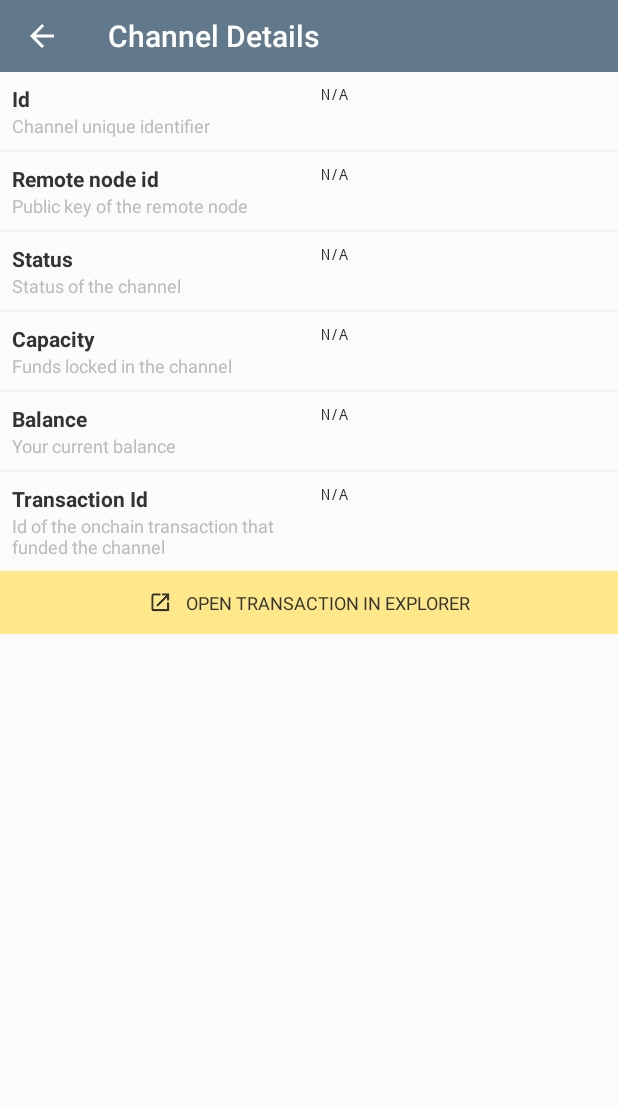
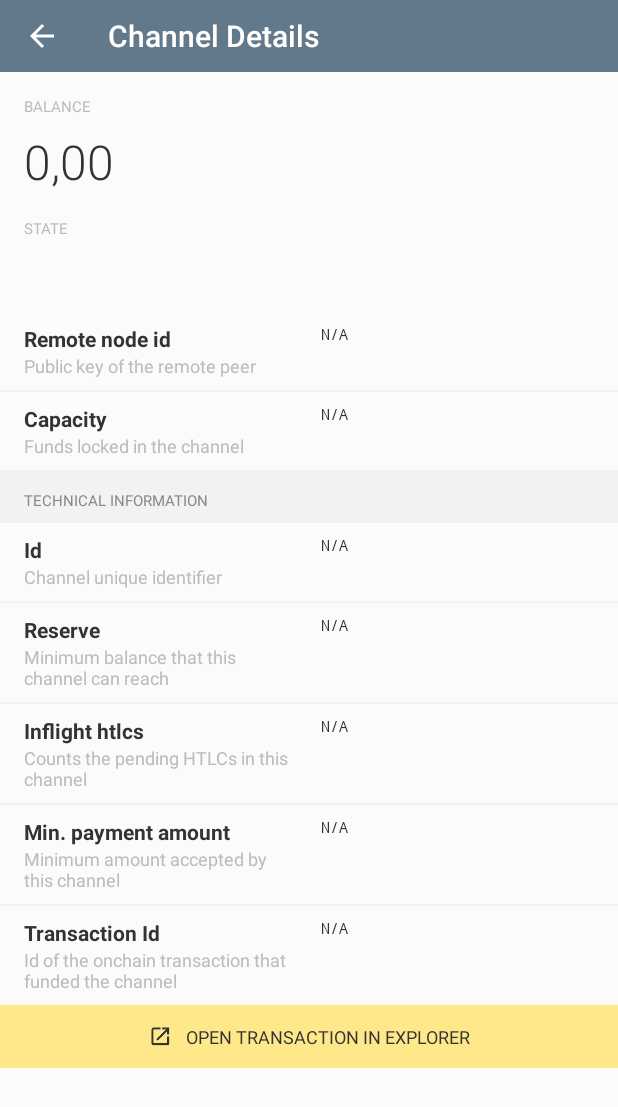
Before and after one commit to ACINQ/eclair-mobile, an Android app: the ChannelDetailsActivity screen opened directly, with no data from a screen before it, on a phone screen of 412 x 824 dp. Shown: the top 1107 px of the screen. Run offline under Robolectric (Android 15) with nearby library versions, the phone set to English and light mode, and no system bars; our stand-ins replace data binding; libraries missing offline, so code that uses them is left out: akka.actor, fr.acinq.bitcoin, org.greenrobot.greendao; 5 statements that could not run were skipped.

Commit message:
Added technical fields to channel details page
Added channel's reserve, inflight htlcs count and minimal htlc amount.
Now using bindings in open channel activity.

Increase side padding in datarow and titlebar elements. Darkened orange
colour for readability.

```diff
--- a/app/src/main/java/fr/acinq/eclair/wallet/EclairEventService.java
+++ b/app/src/main/java/fr/acinq/eclair/wallet/EclairEventService.java
@@ -137,7 +137,6 @@ public class EclairEventService extends UntypedActor {
         DirectedHtlc h = htlcsIterator.next();
         String htlcPaymentHash = h.add().paymentHash().toString();
         Payment p = dbHelper.getPayment(htlcPaymentHash, PaymentType.BTC_LN);
-        Log.i(TAG, "ChannelSignatureSent with hash=" + htlcPaymentHash);
         if (p != null) {
           // regular case: we know this payment hash
           if (p.getStatus() == PaymentStatus.INIT) {
@@ -175,6 +174,9 @@ public class EclairEventService extends UntypedActor {
           outHtlcsAmount += h.add().amountMsat();
         }
       }
+      cd.channelReserveSat = csr.Commitments().localParams().channelReserveSatoshis();
+      cd.minimumHtlcAmountMsat = csr.Commitments().localParams().htlcMinimumMsat();
+      cd.htlcsInFlightCount = htlcsIterator.size();
       cd.balanceMsat = new MilliSatoshi(localCommit.spec().toLocalMsat() + outHtlcsAmount);
       cd.capacityMsat = new MilliSatoshi(localCommit.spec().totalFunds());
       EventBus.getDefault().post(new ChannelUpdateEvent());
@@ -270,6 +272,9 @@ public class EclairEventService extends UntypedActor {
     public Boolean isLocalClosing;
     public String remoteNodeId;
     public String transactionId;
+    public Long channelReserveSat = 0L;
+    public Long minimumHtlcAmountMsat = 0L;
+    public int htlcsInFlightCount = 0;
   }
 
   public static boolean hasActiveChannels () {
--- a/app/src/main/java/fr/acinq/eclair/wallet/activities/ChannelDetailsActivity.java
+++ b/app/src/main/java/fr/acinq/eclair/wallet/activities/ChannelDetailsActivity.java
@@ -1,10 +1,11 @@
 package fr.acinq.eclair.wallet.activities;
 
-import android.content.DialogInterface;
 import android.content.Intent;
 import android.content.SharedPreferences;
+import android.databinding.DataBindingUtil;
 import android.os.Bundle;
 import android.preference.PreferenceManager;
+import android.support.v4.content.ContextCompat;
 import android.support.v7.app.ActionBar;
 import android.support.v7.app.AlertDialog;
 import android.support.v7.widget.Toolbar;
@@ -15,19 +16,19 @@ import java.util.Map;
 
 import akka.actor.ActorRef;
 import fr.acinq.bitcoin.BinaryData;
+import fr.acinq.bitcoin.MilliSatoshi;
+import fr.acinq.bitcoin.Satoshi;
 import fr.acinq.eclair.CoinUnit;
-import fr.acinq.eclair.channel.CLOSED;
+import fr.acinq.eclair.CoinUtils;
 import fr.acinq.eclair.channel.CLOSED$;
-import fr.acinq.eclair.channel.CLOSING;
 import fr.acinq.eclair.channel.CLOSING$;
 import fr.acinq.eclair.channel.CMD_CLOSE;
-import fr.acinq.eclair.channel.NORMAL;
+import fr.acinq.eclair.channel.OFFLINE$;
 import fr.acinq.eclair.router.NORMAL$;
 import fr.acinq.eclair.wallet.EclairEventService;
 import fr.acinq.eclair.wallet.R;
 import fr.acinq.eclair.wallet.adapters.LocalChannelItemHolder;
-import fr.acinq.eclair.wallet.customviews.DataRow;
-import fr.acinq.eclair.CoinUtils;
+import fr.acinq.eclair.wallet.databinding.ActivityChannelDetailsBinding;
 import fr.acinq.eclair.wallet.utils.WalletUtils;
 
 public class ChannelDetailsActivity extends EclairActivity {
@@ -35,11 +36,13 @@ public class ChannelDetailsActivity extends EclairActivity {
   private static final String TAG = "ChannelDetailsActivity";
 
   private AlertDialog mCloseDialog;
+  private ActivityChannelDetailsBinding mBinding;
 
   @Override
   protected void onCreate(Bundle savedInstanceState) {
     super.onCreate(savedInstanceState);
     setContentView(R.layout.activity_channel_details);
+    mBinding = DataBindingUtil.setContentView(this, R.layout.activity_channel_details);
 
     Toolbar toolbar = findViewById(R.id.toolbar);
     setSupportActionBar(toolbar);
@@ -59,41 +62,45 @@ public class ChannelDetailsActivity extends EclairActivity {
 
         final SharedPreferences prefs = PreferenceManager.getDefaultSharedPreferences(getApplicationContext());
         final CoinUnit prefUnit = WalletUtils.getPreferredCoinUnit(prefs);
+        final String state = channel.getValue().state;
 
-        DataRow idRow = findViewById(R.id.channeldetails_id);
-        idRow.setValue(channel.getValue().channelId);
+        mBinding.balance.setAmountMsat(channel.getValue().balanceMsat);
+        mBinding.state.setText(state);
 
-        DataRow balanceRow = findViewById(R.id.channeldetails_balance);
-        balanceRow.setValue(CoinUtils.formatAmountInUnit(channel.getValue().balanceMsat, prefUnit, true));
-
-        DataRow capacityRow = findViewById(R.id.channeldetails_capacity);
-        capacityRow.setValue(CoinUtils.formatAmountInUnit(channel.getValue().capacityMsat, prefUnit, true));
-
-        DataRow nodeIdRow = findViewById(R.id.channeldetails_nodeid);
-        nodeIdRow.setValue(channel.getValue().remoteNodeId);
-
-        DataRow stateRow = findViewById(R.id.channeldetails_state);
-        stateRow.setValue(channel.getValue().state);
-
-        if (CLOSING$.MODULE$.toString().equals(channel.getValue().state)) {
-          DataRow closingTypeRow = findViewById(R.id.channeldetails_state_closing_type);
-          if (channel.getValue().isCooperativeClosing) {
-            closingTypeRow.setValue(getString(R.string.channeldetails_closingtype_mutual));
-          } else if (channel.getValue().isLocalClosing) {
-            closingTypeRow.setValue(getString(R.string.channeldetails_closingtype_local));
-          } else if (channel.getValue().isRemoteClosing) {
-            closingTypeRow.setValue(getString(R.string.channeldetails_closingtype_remote));
-          } else {
-            closingTypeRow.setValue(getString(R.string.channeldetails_closingtype_other));
-          }
-          findViewById(R.id.channeldetails_state_closing_type_separator).setVisibility(View.VISIBLE);
-          closingTypeRow.setVisibility(View.VISIBLE);
+        if (NORMAL$.MODULE$.toString().equals(state)) {
+          mBinding.state.setTextColor(ContextCompat.getColor(getApplicationContext(), R.color.green));
+        } else if (OFFLINE$.MODULE$.toString().equals(state) || state.startsWith("ERR_")) {
+          mBinding.state.setTextColor(ContextCompat.getColor(getApplicationContext(), R.color.red_faded));
+        } else {
+          mBinding.state.setTextColor(ContextCompat.getColor(getApplicationContext(), R.color.orange));
         }
 
-        DataRow transactionIdRow = findViewById(R.id.channeldetails_transactionid);
-        transactionIdRow.setValue(channel.getValue().transactionId);
-        View openInExplorer = findViewById(R.id.open_in_explorer);
-        openInExplorer.setOnClickListener(WalletUtils.getOpenTxListener(channel.getValue().transactionId));
+        if (CLOSING$.MODULE$.toString().equals(state)) {
+          mBinding.closingTypeView.setVisibility(View.VISIBLE);
+          if (channel.getValue().isCooperativeClosing) {
+            mBinding.closingType.setText(getString(R.string.channeldetails_closingtype_mutual));
+          } else if (channel.getValue().isLocalClosing) {
+            mBinding.closingType.setText(getString(R.string.channeldetails_closingtype_local));
+          } else if (channel.getValue().isRemoteClosing) {
+            mBinding.closingType.setText(getString(R.string.channeldetails_closingtype_remote));
+          } else {
+            mBinding.closingType.setText(getString(R.string.channeldetails_closingtype_other));
+          }
+        }
+
+        if (!CLOSING$.MODULE$.toString().equals(channel.getValue().state) && !CLOSED$.MODULE$.toString().equals(channel.getValue().state)) {
+          mBinding.close.setVisibility(View.VISIBLE);
+          mBinding.close.setOnClickListener(v -> mCloseDialog.show());
+        }
+
+        mBinding.nodeid.setValue(channel.getValue().remoteNodeId);
+        mBinding.capacity.setValue(CoinUtils.formatAmountInUnit(channel.getValue().capacityMsat, prefUnit, true));
+        mBinding.channelId.setValue(channel.getValue().channelId);
+        mBinding.reserve.setValue(CoinUtils.formatAmountInUnit(new Satoshi(channel.getValue().channelReserveSat), prefUnit, true));
+        mBinding.countHtlcsInflight.setValue(String.valueOf(channel.getValue().htlcsInFlightCount));
+        mBinding.minimumHtlcAmount.setValue(CoinUtils.formatAmountInUnit(new MilliSatoshi(channel.getValue().minimumHtlcAmountMsat), prefUnit, true));
+        mBinding.transactionId.setValue(channel.getValue().transactionId);
+        mBinding.explorerButton.setOnClickListener(WalletUtils.getOpenTxListener(channel.getValue().transactionId));
 
         AlertDialog.Builder builder = new AlertDialog.Builder(this);
         final String message = getResources().getString(R.string.close_channel_message)
@@ -108,12 +115,6 @@ public class ChannelDetailsActivity extends EclairActivity {
         });
         builder.setNegativeButton(R.string.btn_cancel, (dialog, id) -> mCloseDialog.dismiss());
         mCloseDialog = builder.create();
-
-        View closeButton = findViewById(R.id.channeldetails_close);
-        if (!CLOSING$.MODULE$.toString().equals(channel.getValue().state) && !CLOSED$.MODULE$.toString().equals(channel.getValue().state)) {
-          closeButton.setVisibility(View.VISIBLE);
-          closeButton.setOnClickListener(v -> mCloseDialog.show());
-        }
       }
     } catch (Exception e) {
       Log.w(TAG, "could not read channel details with cause=" + e.getMessage());
--- a/app/src/main/java/fr/acinq/eclair/wallet/customviews/TitleBar.java
+++ b/app/src/main/java/fr/acinq/eclair/wallet/customviews/TitleBar.java
@@ -28,9 +28,10 @@ public class TitleBar extends AppCompatTextView {
   private void init(AttributeSet attrs, int defStyle) {
     setTextColor(ContextCompat.getColor(getContext(), R.color.grey_2));
     setBackgroundColor(ContextCompat.getColor(getContext(), R.color.grey_0_light_x1));
+    int sidePadding = (int) getResources().getDimension(R.dimen.app_padding);
     int smPadding = (int) getResources().getDimension(R.dimen.title_bar_padding_sm);
     int mdPadding = (int) getResources().getDimension(R.dimen.title_bar_padding_md);
-    setPadding(smPadding, mdPadding, smPadding, smPadding);
+    setPadding(sidePadding, mdPadding, sidePadding, smPadding);
     setTextSize(TypedValue.COMPLEX_UNIT_PX, getResources().getDimension(R.dimen.title_bar_text_size));
     setAllCaps(true);
     setMaxLines(1);
--- a/app/src/main/res/layout/activity_channel_details.xml
+++ b/app/src/main/res/layout/activity_channel_details.xml
@@ -1,7 +1,9 @@
 <?xml version="1.0" encoding="utf-8"?>
-<LinearLayout xmlns:android="http://schemas.android.com/apk/res/android"
+<layout xmlns:android="http://schemas.android.com/apk/res/android"
   xmlns:app="http://schemas.android.com/apk/res-auto"
-  xmlns:tools="http://schemas.android.com/tools"
+  xmlns:tools="http://schemas.android.com/tools">
+
+  <LinearLayout
     android:layout_width="match_parent"
     android:layout_height="match_parent"
     android:orientation="vertical"
@@ -19,90 +21,102 @@
         android:layout_height="wrap_content"
         android:orientation="vertical">
 
-      <fr.acinq.eclair.wallet.customviews.DataRow
-        android:id="@+id/channeldetails_id"
+        <LinearLayout
           android:layout_width="match_parent"
           android:layout_height="wrap_content"
-        app:desc="@string/channeldetails_id_desc"
-        app:label="@string/channeldetails_id_label"
-        app:value="@string/unknown" />
+          android:orientation="vertical"
+          android:padding="@dimen/app_padding">
 
-      <include layout="@layout/include_separator" />
-
-      <fr.acinq.eclair.wallet.customviews.DataRow
-        android:id="@+id/channeldetails_nodeid"
+          <TextView
             android:layout_width="match_parent"
             android:layout_height="wrap_content"
-        app:desc="@string/channeldetails_nodeid_desc"
-        app:label="@string/channeldetails_nodeid_label"
-        app:value="@string/unknown" />
+            android:text="@string/channeldetails_balance_label"
+            android:textAllCaps="true"
+            android:textColor="@color/grey_1"
+            android:textSize="10sp" />
 
-      <include layout="@layout/include_separator" />
+          <fr.acinq.eclair.wallet.customviews.CoinAmountView
+            android:id="@+id/balance"
+            android:layout_width="wrap_content"
+            android:layout_height="wrap_content"
+            android:layout_marginTop="8dp"
+            app:alignment="left"
+            app:amount_color="@color/grey_4"
+            app:amount_size="32sp"
+            app:unit="mBTC"
+            app:unit_color="@color/grey_3"
+            app:unit_size="12sp" />
 
-      <fr.acinq.eclair.wallet.customviews.DataRow
-        android:id="@+id/channeldetails_state"
+          <LinearLayout
             android:layout_width="match_parent"
             android:layout_height="wrap_content"
-        app:desc="@string/channeldetails_state_desc"
-        app:label="@string/channeldetails_state_label"
-        app:value="@string/unknown" />
+            android:layout_marginBottom="@dimen/app_padding"
+            android:layout_marginTop="@dimen/app_padding"
+            android:orientation="horizontal">
 
-      <include
-        android:id="@+id/channeldetails_state_closing_type_separator"
-        layout="@layout/include_separator"
-        android:visibility="gone" />
+            <LinearLayout
+              android:layout_width="0dp"
+              android:layout_height="wrap_content"
+              android:layout_weight="0.5"
+              android:orientation="vertical">
 
-      <fr.acinq.eclair.wallet.customviews.DataRow
-        android:id="@+id/channeldetails_state_closing_type"
+              <TextView
                 android:layout_width="match_parent"
                 android:layout_height="wrap_content"
-        android:visibility="gone"
-        app:desc="@string/channeldetails_state_closing_type_desc"
-        app:label="@string/channeldetails_state_closing_type_label"
-        app:value="@string/unknown" />
+                android:text="@string/channeldetails_state_label"
+                android:textAllCaps="true"
+                android:textColor="@color/grey_1"
+                android:textSize="10sp" />
 
-      <include layout="@layout/include_separator" />
+              <TextView
+                android:id="@+id/state"
+                android:layout_width="wrap_content"
+                android:layout_height="wrap_content"
+                android:textAllCaps="true"
+                android:textSize="12sp" />
+            </LinearLayout>
 
-      <fr.acinq.eclair.wallet.customviews.DataRow
-        android:id="@+id/channeldetails_capacity"
+            <LinearLayout
+              android:layout_width="0dp"
+              android:layout_height="wrap_content"
+              android:layout_weight="0.5"
+              android:orientation="vertical">
+
+              <LinearLayout
+                android:id="@+id/closing_type_view"
                 android:layout_width="match_parent"
                 android:layout_height="wrap_content"
-        app:desc="@string/channeldetails_capacity_desc"
-        app:label="@string/channeldetails_capacity_label"
-        app:value="@string/unknown" />
+                android:orientation="vertical"
+                android:layout_marginStart="8dp"
+                android:visibility="gone">
 
-      <include layout="@layout/include_separator" />
-
-      <fr.acinq.eclair.wallet.customviews.DataRow
-        android:id="@+id/channeldetails_balance"
+                <TextView
                   android:layout_width="match_parent"
                   android:layout_height="wrap_content"
-        app:desc="@string/channeldetails_balance_desc"
-        app:label="@string/channeldetails_balance_label"
-        app:value="@string/unknown" />
+                  android:text="@string/channeldetails_state_closing_type_label"
+                  android:textAllCaps="true"
+                  android:textColor="@color/grey_1"
+                  android:textSize="10sp" />
 
-      <include layout="@layout/include_separator" />
-
-      <fr.acinq.eclair.wallet.customviews.DataRow
-        android:id="@+id/channeldetails_transactionid"
-        android:layout_width="match_parent"
+                <TextView
+                  android:id="@+id/closing_type"
+                  android:layout_width="wrap_content"
                   android:layout_height="wrap_content"
-        app:desc="@string/channeldetails_transactionid_desc"
-        app:label="@string/channeldetails_transactionid_label"
-        app:value="@string/unknown" />
-
-      <include layout="@layout/include_open_in_explorer" />
+                  android:textAllCaps="true"
+                  android:textSize="12sp" />
+              </LinearLayout>
 
               <LinearLayout
-        android:id="@+id/channeldetails_close"
-        android:layout_width="match_parent"
+                android:id="@+id/close"
+                android:layout_width="wrap_content"
                 android:layout_height="wrap_content"
-        android:layout_marginTop="16dp"
                 android:background="@color/red_faded"
                 android:clickable="true"
+                android:focusable="true"
                 android:gravity="center"
+                android:layout_gravity="end"
                 android:orientation="horizontal"
-        android:padding="12dp"
+                android:padding="8dp"
                 android:visibility="gone">
 
                 <ImageView
@@ -119,8 +133,107 @@
                   android:textColor="@color/white"
                   android:textSize="12sp" />
               </LinearLayout>
+            </LinearLayout>
+          </LinearLayout>
+        </LinearLayout>
 
+        <fr.acinq.eclair.wallet.customviews.DataRow
+          android:id="@+id/nodeid"
+          android:layout_width="match_parent"
+          android:layout_height="wrap_content"
+          app:desc="@string/channeldetails_nodeid_desc"
+          app:label="@string/channeldetails_nodeid_label"
+          app:value="@string/unknown" />
+
+        <include layout="@layout/include_separator" />
+
+        <fr.acinq.eclair.wallet.customviews.DataRow
+          android:id="@+id/capacity"
+          android:layout_width="match_parent"
+          android:layout_height="wrap_content"
+          app:desc="@string/channeldetails_capacity_desc"
+          app:label="@string/channeldetails_capacity_label"
+          app:value="@string/unknown" />
+
+        <include layout="@layout/include_separator" />
+
+        <fr.acinq.eclair.wallet.customviews.TitleBar
+          android:layout_width="match_parent"
+          android:layout_height="wrap_content"
+          android:text="@string/paymentdetails_technicals_title" />
+
+        <fr.acinq.eclair.wallet.customviews.DataRow
+          android:id="@+id/channel_id"
+          android:layout_width="match_parent"
+          android:layout_height="wrap_content"
+          app:desc="@string/channeldetails_id_desc"
+          app:label="@string/channeldetails_id_label"
+          app:value="@string/unknown" />
+
+        <include layout="@layout/include_separator" />
+
+        <fr.acinq.eclair.wallet.customviews.DataRow
+          android:id="@+id/reserve"
+          android:layout_width="match_parent"
+          android:layout_height="wrap_content"
+          app:desc="@string/channeldetails_reserve_desc"
+          app:label="@string/channeldetails_reserve_label"
+          app:value="@string/unknown" />
+
+        <include layout="@layout/include_separator" />
+
+        <fr.acinq.eclair.wallet.customviews.DataRow
+          android:id="@+id/count_htlcs_inflight"
+          android:layout_width="match_parent"
+          android:layout_height="wrap_content"
+          app:desc="@string/channeldetails_htlcs_count_desc"
+          app:label="@string/channeldetails_htlcs_count_label"
+          app:value="@string/unknown" />
+
+        <include layout="@layout/include_separator" />
+
+        <fr.acinq.eclair.wallet.customviews.DataRow
+          android:id="@+id/minimum_htlc_amount"
+          android:layout_width="match_parent"
+          android:layout_height="wrap_content"
+          app:desc="@string/channeldetails_min_htlc_amount_desc"
+          app:label="@string/channeldetails_min_htlc_amount_label"
+          app:value="@string/unknown" />
+
+        <include layout="@layout/include_separator" />
+
+        <fr.acinq.eclair.wallet.customviews.DataRow
+          android:id="@+id/transaction_id"
+          android:layout_width="match_parent"
+          android:layout_height="wrap_content"
+          app:desc="@string/channeldetails_transactionid_desc"
+          app:label="@string/channeldetails_transactionid_label"
+          app:value="@string/unknown" />
+
+        <LinearLayout
+          android:id="@+id/explorer_button"
+          android:layout_width="match_parent"
+          android:layout_height="wrap_content"
+          android:background="@color/yellow"
+          android:clickable="true"
+          android:gravity="center"
+          android:orientation="horizontal"
+          android:padding="12dp">
+
+          <ImageView
+            android:layout_width="18dp"
+            android:layout_height="18dp"
+            android:layout_marginEnd="8dp"
+            android:src="@mipmap/ic_open_new_b" />
+
+          <TextView
+            android:layout_width="wrap_content"
+            android:layout_height="wrap_content"
+            android:text="@string/open_in_explorer"
+            android:textAllCaps="true"
+            android:textSize="12sp" />
+        </LinearLayout>
       </LinearLayout>
     </android.support.v4.widget.NestedScrollView>
-
   </LinearLayout>
+</layout>
--- a/app/src/main/res/layout/custom_data_row.xml
+++ b/app/src/main/res/layout/custom_data_row.xml
@@ -2,17 +2,16 @@
   android:layout_width="match_parent"
   android:layout_height="match_parent"
   android:background="?android:attr/selectableItemBackground"
-  android:orientation="horizontal">
+  android:orientation="horizontal"
+  android:paddingBottom="8dp"
+  android:paddingEnd="@dimen/app_padding"
+  android:paddingStart="@dimen/app_padding"
+  android:paddingTop="8dp">
 
-  <RelativeLayout
-    android:layout_width="0.0dp"
+  <LinearLayout
+    android:layout_width="0dp"
     android:layout_height="wrap_content"
     android:layout_weight="0.5"
-    android:padding="8dp">
-
-    <LinearLayout
-      android:layout_width="wrap_content"
-      android:layout_height="wrap_content"
     android:orientation="vertical">
 
     <TextView
@@ -28,16 +27,13 @@
       android:layout_height="wrap_content"
       android:textColor="@color/grey_1"
       android:textSize="12sp" />
-
   </LinearLayout>
-
-  </RelativeLayout>
 
   <RelativeLayout
     android:layout_width="0.0dp"
     android:layout_height="wrap_content"
-    android:layout_weight="0.5"
-    android:padding="8dp">
+    android:layout_marginStart="@dimen/app_padding"
+    android:layout_weight="0.5">
 
     <TextView
       android:id="@+id/view_value"
@@ -48,5 +44,4 @@
       android:textSize="10sp" />
 
   </RelativeLayout>
-
 </LinearLayout>
--- a/app/src/main/res/values/colors.xml
+++ b/app/src/main/res/values/colors.xml
@@ -28,7 +28,7 @@
   <color name="green">#00c28c</color>
   <color name="yellow">#ffe88a</color>
   <color name="yellow_light_x1">#feedc5</color>
-  <color name="orange">#ffb81c</color>
+  <color name="orange">#f1a500</color>
   <!-- very flashy red -->
   <color name="red">#cd1e56</color>
   <!-- red that does not burn your retina -->
--- a/app/src/main/res/values/strings.xml
+++ b/app/src/main/res/values/strings.xml
@@ -137,10 +137,16 @@
 
   <string name="channeldetails_id_label">Id</string>
   <string name="channeldetails_id_desc">Channel unique identifier</string>
+  <string name="channeldetails_reserve_label">Reserve</string>
+  <string name="channeldetails_reserve_desc">Minimum balance that this channel can reach</string>
+  <string name="channeldetails_htlcs_count_label">Inflight htlcs</string>
+  <string name="channeldetails_htlcs_count_desc">Counts the pending HTLCs in this channel</string>
+  <string name="channeldetails_min_htlc_amount_label">Min. payment amount</string>
+  <string name="channeldetails_min_htlc_amount_desc">Minimum amount accepted by this channel</string>
   <string name="channeldetails_nodeid_label">Remote node id</string>
-  <string name="channeldetails_nodeid_desc">Public key of the remote node</string>
-  <string name="channeldetails_state_label">Status</string>
-  <string name="channeldetails_state_desc">Status of the channel</string>
+  <string name="channeldetails_nodeid_desc">Public key of the remote peer</string>
+  <string name="channeldetails_state_label">State</string>
+  <string name="channeldetails_state_desc">State of the channel</string>
   <string name="channeldetails_state_closing_type_label">Closing type</string>
   <string name="channeldetails_state_closing_type_desc">MUTUAL/LOCAL/REMOTE/OTHER</string>
   <string name="channeldetails_capacity_label">Capacity</string>
```
Lines whose indentation alone changed are shown as unchanged.
